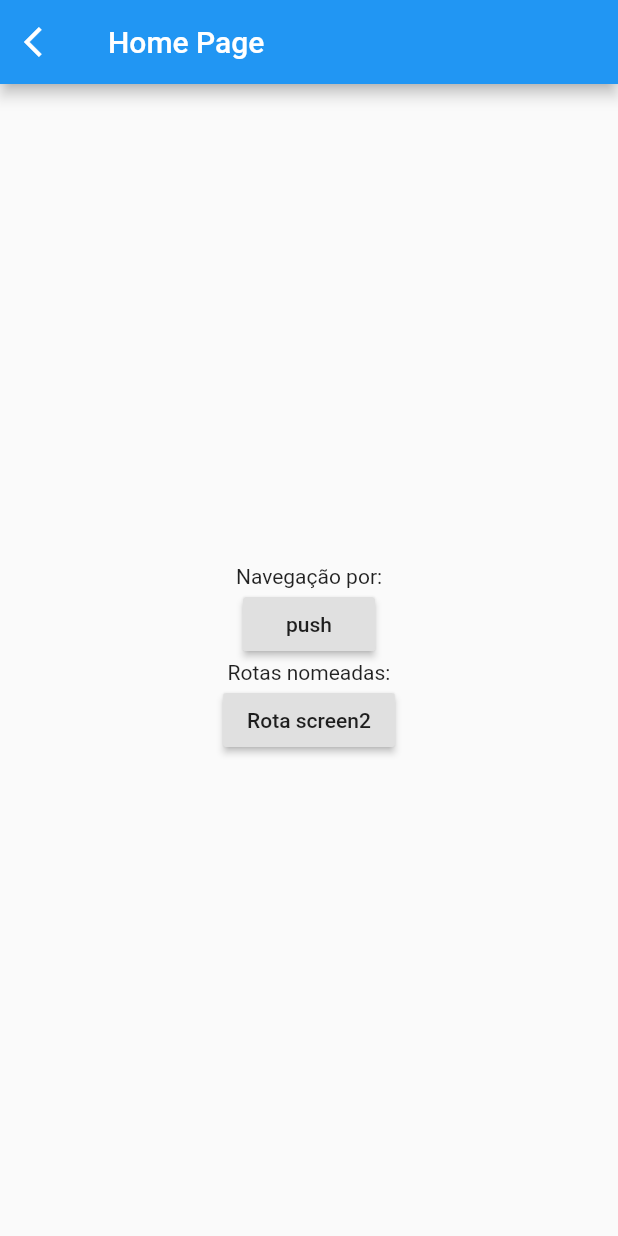
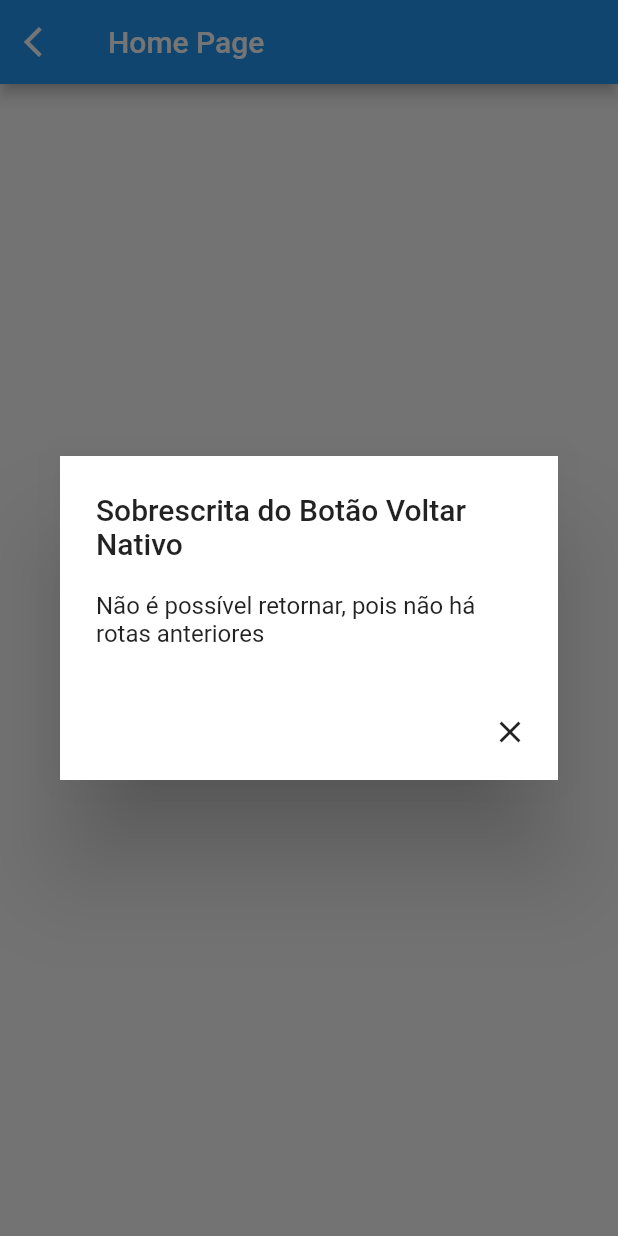
Before and after one commit to MatheusSchipper/navegador, a Flutter app: the screen it shows after launch, after a tap on the "arrow back ios" icon, on a phone screen of 412 x 824 dp. Run offline on Flutter 3.47's test engine with Material 2 defaults, Android fonts, the phone set to English and light mode, and no system bars.

Commit message:
Adição de alert.

```diff
--- a/lib/main.dart
+++ b/lib/main.dart
@@ -47,11 +47,25 @@ class _MyHomePageState extends State<MyHomePage> {
           leading: IconButton(
             icon: Icon(Icons.arrow_back_ios),
             onPressed: () {
-            if(Navigator.canPop(context))
+              if (Navigator.canPop(context))
                 Navigator.pop(context);
+              else
+                showDialog(
+                  context: context,
+                  builder: (_) => AlertDialog(
+                    title: Text("Sobrescrita do Botão Voltar Nativo"),
+                    content: Text("Não é possível retornar, pois não há rotas anteriores"),
+                    actions: [
+                      CloseButton(),
+                    ],
+                    elevation: 30,
+                    shape: RoundedRectangleBorder(),
+                  ),
+                  barrierDismissible:
+                      false, //não deixa clicar fora do alert para dispensar.
+                );
             },
-        )
-      ),
+          )),
       body: Center(
         child: Column(
           mainAxisAlignment: MainAxisAlignment.center,
```
Lines whose indentation alone changed are shown as unchanged.
